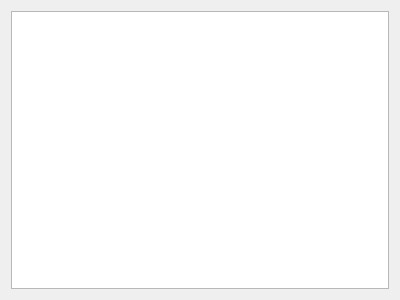
Old version of the form userform.ui in the repository itumashyk/TofP.
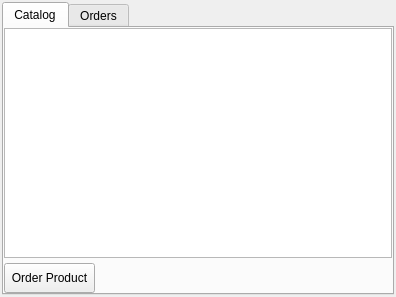
New version of the form.

Commit message: add order functionality

Diff of the .ui file:
```diff
--- a/userform.ui
+++ b/userform.ui
@@ -6,14 +6,33 @@
    <rect>
     <x>0</x>
     <y>0</y>
-    <width>400</width>
-    <height>300</height>
+    <width>396</width>
+    <height>297</height>
    </rect>
   </property>
   <property name="windowTitle">
    <string>Form</string>
   </property>
-  <layout class="QHBoxLayout" name="horizontalLayout">
+  <layout class="QVBoxLayout" name="verticalLayout">
+   <property name="margin">
+    <number>2</number>
+   </property>
+   <item>
+    <widget class="QTabWidget" name="tabWidget">
+     <property name="currentIndex">
+      <number>0</number>
+     </property>
+     <widget class="QWidget" name="tab">
+      <attribute name="title">
+       <string>Catalog</string>
+      </attribute>
+      <layout class="QVBoxLayout" name="verticalLayout_2">
+       <property name="spacing">
+        <number>5</number>
+       </property>
+       <property name="margin">
+        <number>0</number>
+       </property>
    <item>
     <widget class="QTableView" name="tableView">
      <property name="alternatingRowColors">
@@ -28,6 +47,41 @@
      <attribute name="horizontalHeaderStretchLastSection">
       <bool>true</bool>
      </attribute>
+        </widget>
+       </item>
+       <item>
+        <widget class="QWidget" name="widget" native="true">
+         <property name="minimumSize">
+          <size>
+           <width>0</width>
+           <height>30</height>
+          </size>
+         </property>
+         <widget class="QPushButton" name="orderButton">
+          <property name="geometry">
+           <rect>
+            <x>0</x>
+            <y>0</y>
+            <width>91</width>
+            <height>30</height>
+           </rect>
+          </property>
+          <property name="statusTip">
+           <string>click to order selected product</string>
+          </property>
+          <property name="text">
+           <string>Order Product</string>
+          </property>
+         </widget>
+        </widget>
+       </item>
+      </layout>
+     </widget>
+     <widget class="QWidget" name="tab_2">
+      <attribute name="title">
+       <string>Orders</string>
+      </attribute>
+     </widget>
     </widget>
    </item>
   </layout>
```
Left out of the diff: 9 changed lines with no effect on the pictures. Lines whose indentation alone changed are shown as unchanged. The commit also changes 4 other files.
